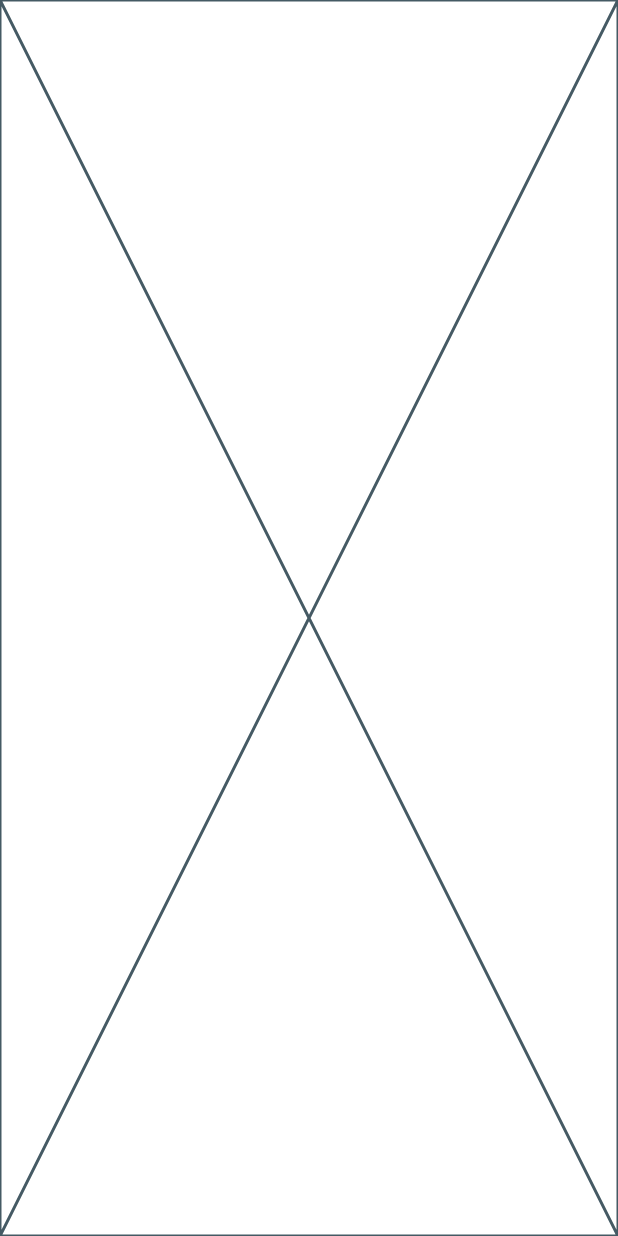
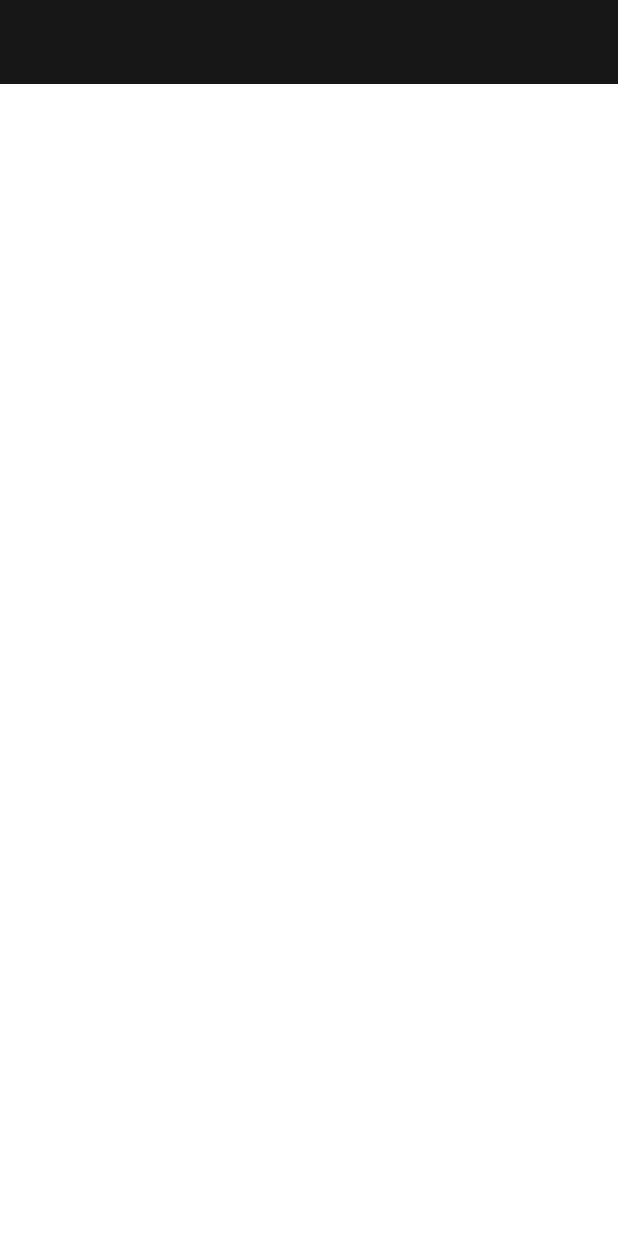
Before and after one commit to samih1988/news, a Flutter app: the screen it shows after launch, on a phone screen of 412 x 824 dp. Run offline on Flutter 3.47's test engine with Material 3 defaults, Android fonts, the phone set to English and light mode, and no system bars; our stand-ins replace google_fonts, shared_preferences.

Commit message:
add phpot and theme style

```diff
--- a/lib/ui/home/home_screen.dart
+++ b/lib/ui/home/home_screen.dart
@@ -1,10 +1,18 @@
 import 'package:flutter/material.dart';
+import 'package:news/l10n/app_localizations.dart';
 
 class HomeScreen extends StatelessWidget {
   const HomeScreen({super.key});
 
   @override
   Widget build(BuildContext context) {
-    return const Placeholder();
+    return Scaffold(
+      appBar: AppBar(
+        title: Text(
+          AppLocalizations.of(context)!.home,
+          style: Theme.of(context).textTheme.headlineLarge,
+        ),
+      ),
+    );
   }
 }
--- a/lib/ui/splash/splash_screen.dart
+++ b/lib/ui/splash/splash_screen.dart
@@ -45,7 +45,9 @@ class _SplashScreenState extends State<SplashScreen> {
             // الصورة التي في المنتصف (زيادة النسبة لتبدو أوضح)
             Center(
               child: Image.asset(
-                AppAssets.splashWhite,
+                themeProvider.appThemeMode == 'white'
+                    ? AppAssets.splashWhite
+                    : AppAssets.splashDark,
                 width: width * 0.65,
                 // جعل الشعار يأخذ 65% من عرض الشاشة ليكون واضحاً
                 fit: BoxFit.contain, // يضمن عدم تشوه الصورة
@@ -59,7 +61,9 @@ class _SplashScreenState extends State<SplashScreen> {
             Padding(
               padding: EdgeInsets.only(bottom: height * 0.04),
               child: Image.asset(
-                AppAssets.splashBrandWhite,
+                themeProvider.appThemeMode == 'white'
+                    ? AppAssets.splashBrandWhite
+                    : AppAssets.splashBrandDark,
                 width: width * 0.35,
                 // جعل البراند يأخذ 35% من العرض ليصبح مرئياً ومتجاوباً
                 fit: BoxFit.contain,
--- a/lib/utils/app_styles.dart
+++ b/lib/utils/app_styles.dart
@@ -37,7 +37,7 @@ class AppStyles {
     static TextStyle medium12gray = GoogleFonts.inter(
     fontSize: 12,
     fontWeight: FontWeight.w500,
-    color: AppColors.gray,
+      color: AppColors.grey,
   );
 
      static TextStyle bold16black = GoogleFonts.inter(
--- a/lib/utils/app_theme.dart
+++ b/lib/utils/app_theme.dart
@@ -5,47 +5,37 @@ import 'app_styles.dart';
 
 class AppTheme {
   static final ThemeData lightTheme = ThemeData(
+    primaryColor: AppColors.white,
+    splashColor: AppColors.black,
     appBarTheme: AppBarThemeData(
       centerTitle: true,
-      backgroundColor: AppColors.transparentColor,
+      backgroundColor: AppColors.black,
     ),
     scaffoldBackgroundColor: AppColors.white,
+    textTheme: TextTheme(
+        labelLarge: AppStyles.bold16black,
+        labelMedium: AppStyles.medium14black,
+        labelSmall: AppStyles.medium12gray,
+        headlineMedium: AppStyles.medium24black,
+        headlineLarge: AppStyles.medium20black
 
-    // iconTheme: IconThemeData(color: AppColors.mainColor),
-    // bottomNavigationBarTheme: BottomNavigationBarThemeData(
-    //   backgroundColor: AppColors.white,
-    //   selectedItemColor: AppColors.mainLightColor,
-    //   unselectedItemColor: AppColors.lightGrey,
-    //   selectedLabelStyle: AppStyles.reg12mainLightColor,
-    //   unselectedLabelStyle: AppStyles.reg12GreyColor,
-    // ),
-    // floatingActionButtonTheme: FloatingActionButtonThemeData(
-    //   backgroundColor: AppColors.mainColor,
-    //   shape: StadiumBorder(),
-    //   foregroundColor: AppColors.white,
-    // ),
-    textTheme: TextTheme(headlineLarge: AppStyles.semi20black),
+    ),
   );
   static final ThemeData darkTheme = ThemeData(
+    primaryColor: AppColors.black,
+    splashColor: AppColors.white,
     appBarTheme: AppBarThemeData(
       centerTitle: true,
-      backgroundColor: AppColors.transparentColor,
+      backgroundColor: AppColors.white,
     ),
     scaffoldBackgroundColor: AppColors.black,
+    textTheme: TextTheme(
+        labelLarge: AppStyles.bold16white,
+        labelMedium: AppStyles.medium14bwhite,
+        labelSmall: AppStyles.medium12gray,
+        headlineMedium: AppStyles.medium24white,
+        headlineLarge: AppStyles.medium20bwhite
 
-    // iconTheme: IconThemeData(color: AppColors.white),
-    // bottomNavigationBarTheme: BottomNavigationBarThemeData(
-    //   backgroundColor: AppColors.mainDarkColor,
-    //   selectedItemColor: AppColors.mainLightColor,
-    //   unselectedItemColor: AppColors.lightGrey,
-    //   selectedLabelStyle: AppStyles.reg12mainDarkColor,
-    //   unselectedLabelStyle: AppStyles.reg12GreyColor,
-    // ),
-    // floatingActionButtonTheme: FloatingActionButtonThemeData(
-    //   backgroundColor: AppColors.mainLightColor,
-    //   shape: StadiumBorder(),
-    //   foregroundColor: AppColors.white,
-    // ),
-    textTheme: TextTheme(headlineLarge: AppStyles.semi20black),
+    ),
   );
 }
```
Also changed, not shown: assets/images/2.0x/bussiness_dark@2x.png (added), assets/images/2.0x/general_dark@2x.png (added), assets/images/2.0x/sport_dark@2x.png (added), assets/images/3.0x/bussiness_dark@3x.png (added), assets/images/3.0x/general_dark@3x.png (added), assets/images/3.0x/sport_dark@3x.png (added), assets/images/bussiness_dark.png (added), assets/images/general_dark.png (added), assets/images/sport_dark.png (added).
